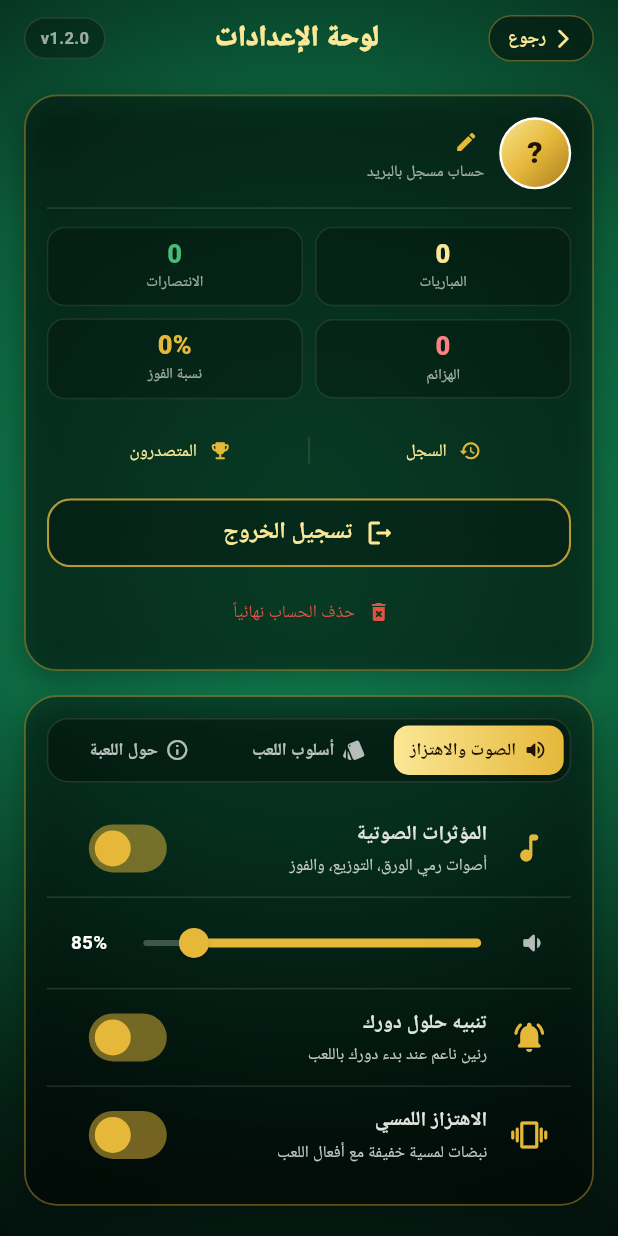
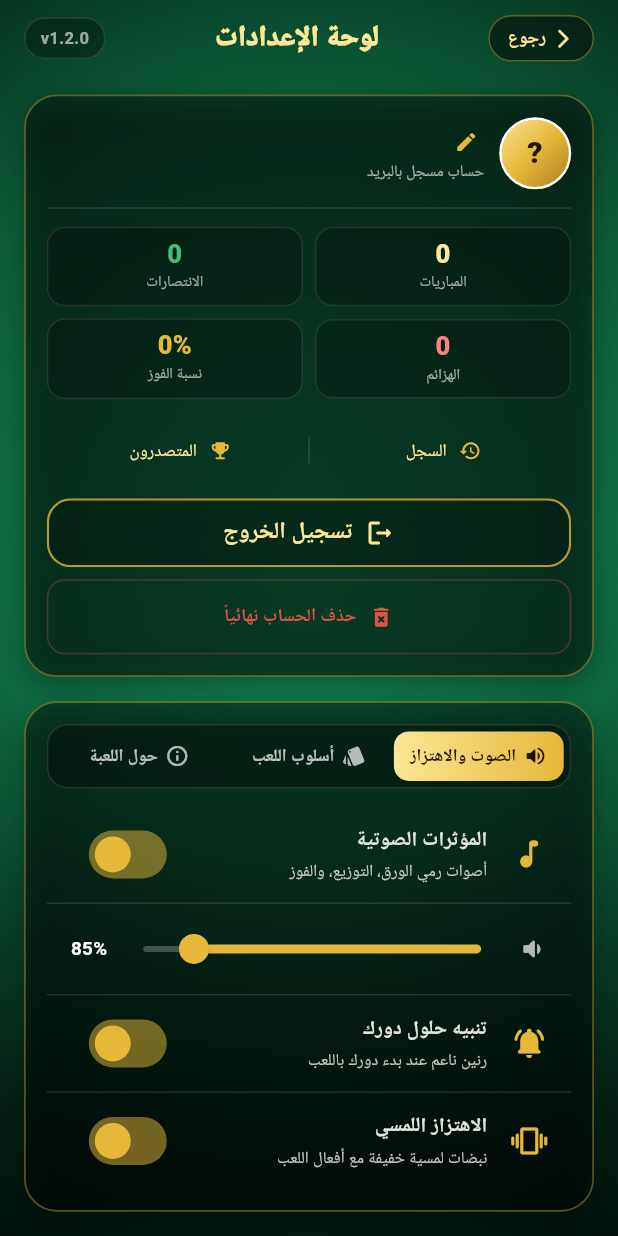
Before and after one commit to yousefmoh2399/kout-bo-4, a Flutter app: the screen it shows once a user with an empty profile is signed in, after a tap on an icon or button, on a phone screen of 412 x 824 dp. Run offline on Flutter 3.47's test engine with Material 3 defaults, Android fonts, the phone set to English and light mode, and no system bars; our stand-ins replace audioplayers, connectivity_plus, equatable, flutter_bloc, google_fonts, in_app_purchase and 4 more; accounts and stored records are empty; network calls fail; Roboto replaces fonts that are missing (Tajawal); statements that could not run were skipped.

Commit message:
feat(auth): implement Sign in with Apple and compliant account deletion for App Store approval

```diff
--- a/lib/ui/auth_page.dart
+++ b/lib/ui/auth_page.dart
@@ -1,5 +1,6 @@
 import 'package:flutter/material.dart';
 import 'package:flutter_bloc/flutter_bloc.dart';
+import 'package:sign_in_with_apple/sign_in_with_apple.dart';
 
 import '../bloc/auth_cubit.dart';
 import '../core/connectivity_service.dart';
@@ -214,6 +215,16 @@ class _AuthPageState extends State<AuthPage> {
                                     ),
                                   if (cubit.online && isOnline) ...[
                                     const SizedBox(height: 12),
+                                    SignInWithAppleButton(
+                                      onPressed: s.busy
+                                          ? () {}
+                                          : () => cubit.signInWithApple(),
+                                      text: 'تسجيل الدخول بواسطة Apple',
+                                      height: 48,
+                                      borderRadius: BorderRadius.circular(14),
+                                      style: SignInWithAppleButtonStyle.black,
+                                    ),
+                                    const SizedBox(height: 12),
                                     GoldButton(
                                       label: _emailMode
                                           ? 'العودة للدخول كضيف'
--- a/lib/ui/settings_page.dart
+++ b/lib/ui/settings_page.dart
@@ -135,7 +135,7 @@ class _SettingsPageState extends State<SettingsPage> {
   Widget build(BuildContext context) {
     final auth = context.watch<AuthCubit>();
     final authState = auth.state;
-    final canDelete = auth.online && authState.userId != null;
+    final canDelete = authState.status == AuthStatus.signedIn;
 
     return Scaffold(
       body: FeltBackground(
@@ -400,11 +400,27 @@ class _SettingsPageState extends State<SettingsPage> {
               },
             ),
             if (canDelete) ...[
-              const SizedBox(height: 6),
-              TextButton.icon(
-                icon: const Icon(Icons.delete_forever_rounded, size: 16, color: AppColors.danger),
-                label: const Text('حذف الحساب نهائياً', style: TextStyle(color: AppColors.danger, fontSize: 11.5)),
-                onPressed: () => _confirmDelete(context),
+              const SizedBox(height: 8),
+              Container(
+                decoration: BoxDecoration(
+                  borderRadius: BorderRadius.circular(12),
+                  border: Border.all(color: AppColors.danger.withAlpha(80), width: 1.0),
+                ),
+                child: TextButton.icon(
+                  style: TextButton.styleFrom(
+                    padding: const EdgeInsets.symmetric(horizontal: 16, vertical: 8),
+                  ),
+                  icon: const Icon(Icons.delete_forever_rounded, size: 17, color: AppColors.danger),
+                  label: const Text(
+                    'حذف الحساب نهائياً',
+                    style: TextStyle(
+                      color: AppColors.danger,
+                      fontSize: 12,
+                      fontWeight: FontWeight.bold,
+                    ),
+                  ),
+                  onPressed: () => _confirmDelete(context),
+                ),
               ),
             ],
           ],
--- a/pubspec.yaml
+++ b/pubspec.yaml
@@ -46,6 +46,8 @@ dependencies:
   http: ^1.6.0
   in_app_purchase: ^3.3.1
   connectivity_plus: ^7.3.2
+  sign_in_with_apple: ^6.1.4
+  crypto: ^3.0.6
 
 dev_dependencies:
   flutter_test:
```
Also changed, not shown: lib/bloc/auth_cubit.dart (+116 -4 lines), pubspec.lock, 12 other files.
